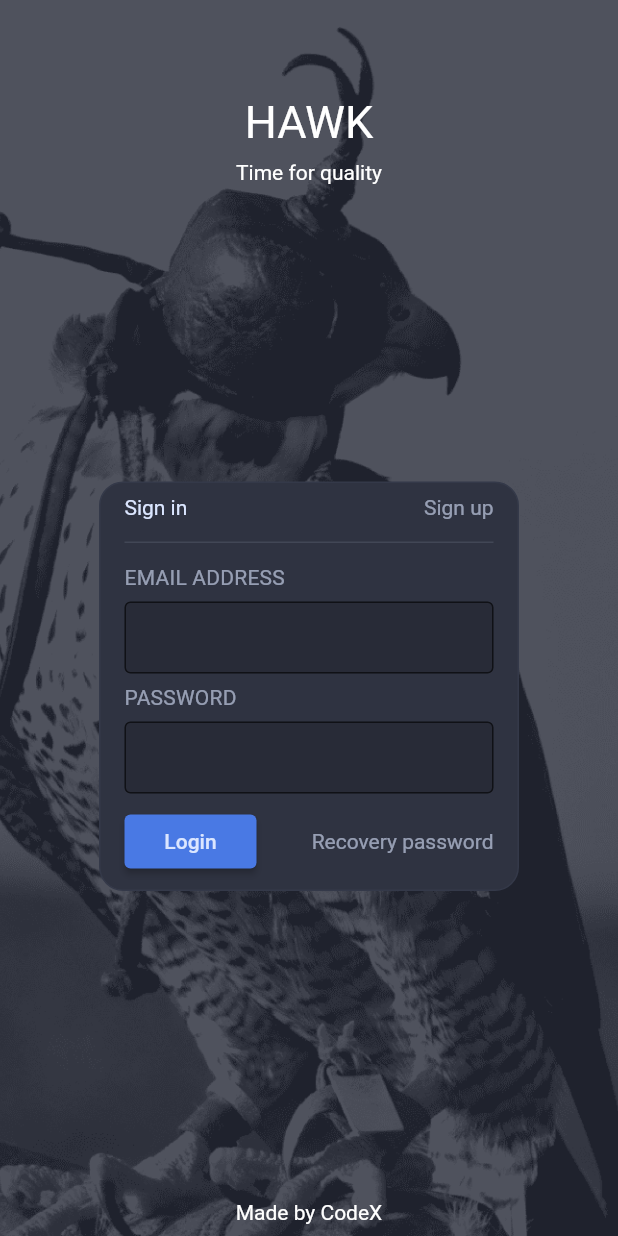
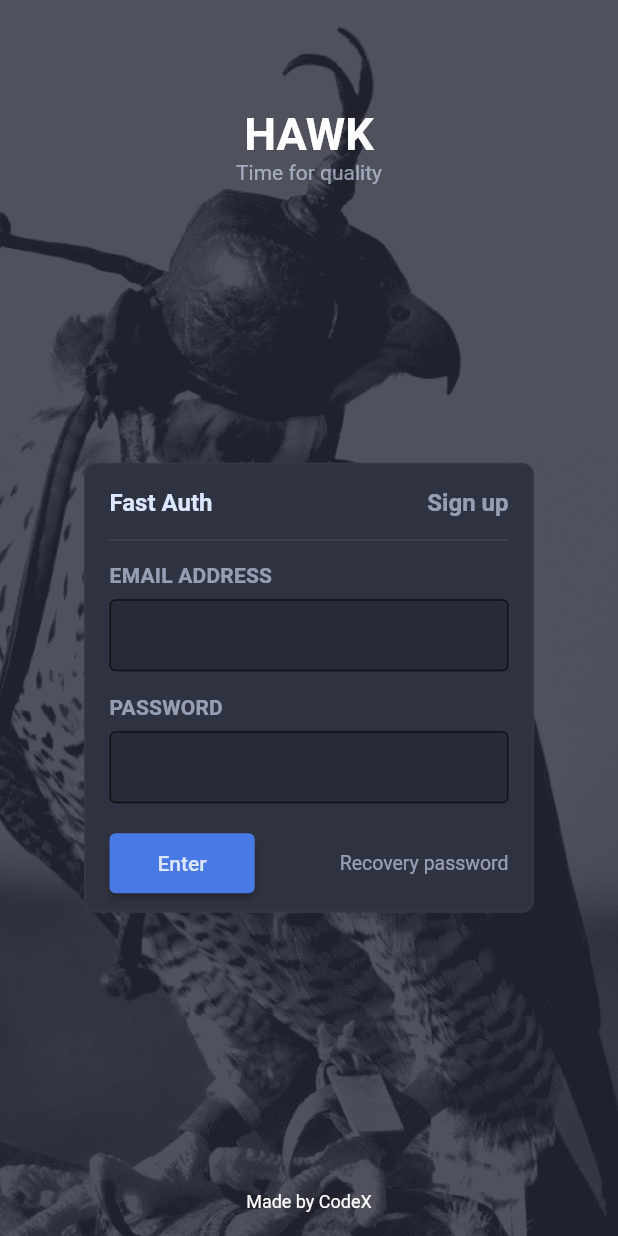
Before and after one commit to ZeroSteps/hawk.flutter, a Flutter app: the screen it shows after launch, on a phone screen of 412 x 824 dp. Run offline on Flutter 3.47's test engine with Material 2 defaults, Android fonts, the phone set to English and light mode, and no system bars; our stand-ins replace shared_preferences.

Commit message:
UI upgrades for auth screen final
some paddings, text colors and weights changed

```diff
--- a/lib/screen/login/auth_controller.dart
+++ b/lib/screen/login/auth_controller.dart
@@ -18,11 +18,11 @@ class _AuthState extends State<AuthWidget> {
   @override
   Widget build(BuildContext context) {
     return ConstrainedBox(
-        constraints: BoxConstraints(maxWidth: 280),
+        constraints: BoxConstraints(maxWidth: 300),
         child: Container(
           padding: EdgeInsets.symmetric(vertical: 8, horizontal: 16),
           decoration: BoxDecoration(
-              borderRadius: BorderRadius.all(Radius.circular(16)),
+              borderRadius: BorderRadius.all(Radius.circular(8)),
               border: Border.fromBorderSide(
                   BorderSide(color: AuthColors.backgroundBorder)),
               color: AuthColors.background),
@@ -35,11 +35,11 @@ class _AuthState extends State<AuthWidget> {
                   margin: EdgeInsets.symmetric(vertical: 15),
                   color: BaseColors.delimiterColor),
               Padding(
-                padding: const EdgeInsets.only(bottom: 0),
+                padding: const EdgeInsets.only(top: 0),
                 child: LabelTextField(text: "Email address"),
               ),
               Padding(
-                padding: const EdgeInsets.symmetric(vertical: 8.0),
+                padding: const EdgeInsets.only(top: 16, bottom: 16),
                 child: LabelTextField(text: "Password"),
               ),
               buildFooter()
@@ -56,13 +56,16 @@ class _AuthState extends State<AuthWidget> {
             color: BaseColors.actionBackground,
             shape: RoundedRectangleBorder(
                 borderRadius: BorderRadius.all(Radius.circular(4))),
-            child: Text("Login",
-                style: TextStyle(color: BaseColors.textFieldColor)),
+            child: Padding(
+              padding: const EdgeInsets.symmetric(horizontal: 16, vertical: 12),
+              child: Text("Enter",
+                  style: TextStyle(color: BaseColors.textFieldColor, fontSize: 14)),
+            ),
             onPressed: () => {}),
         InkWell(
           child: Text(
             "Recovery password",
-            style: TextStyle(color: BaseColors.labelTextColor),
+            style: TextStyle(color: BaseColors.labelTextColor, fontSize: 13),
           ),
         )
       ],
@@ -73,13 +76,20 @@ class _AuthState extends State<AuthWidget> {
     return Row(
       mainAxisAlignment: MainAxisAlignment.spaceBetween,
       children: [
-        Text(
-          "Sign in",
-          style: TextStyle(color: BaseColors.textFieldColor),
+        Padding(
+          padding: const EdgeInsets.fromLTRB(0, 8, 0, 0),
+          child: Text(
+            "Fast Auth",
+            style: TextStyle(color: BaseColors.textFieldColor, fontWeight: FontWeight.bold, fontSize: 16),
+          ),
         ),
         InkWell(
-          child: Text("Sign up",
-              style: TextStyle(color: BaseColors.labelTextColor)),
+          child: Padding(
+            padding: const EdgeInsets.fromLTRB(0, 8, 0, 0),
+            child: Text("Sign up",
+                style:
+                    TextStyle(color: BaseColors.labelTextColor, fontSize: 16,fontWeight: FontWeight.bold)),
+          ),
           onTap: () => {},
         )
       ],
--- a/lib/screen/login/authorization.dart
+++ b/lib/screen/login/authorization.dart
@@ -1,4 +1,5 @@
 import 'package:codex_core/colors/hawk_auth_colors.dart';
+import 'package:codex_core/colors/hawk_base_colors.dart';
 import 'package:codex_hawk/screen/login/auth_controller.dart';
 import 'package:flutter/material.dart';
 
@@ -24,25 +25,26 @@ class _AuthorizationState extends State<AuthorizationPage> {
       child: Column(
         children: <Widget>[
           Padding(
-            padding: const EdgeInsets.fromLTRB(0, 64, 0, 8),
-            child: Text("HAWK",
-                style: TextStyle(color: AuthColors.textColor, fontSize: 30)),
-          ),
-          Padding(
-            padding: const EdgeInsets.all(0),
-            child: Text("Time for quality",
-                style: TextStyle(
-                  color: AuthColors.textColor,
-                )),
+            padding: const EdgeInsets.only(top: 72.0),
+            child: Column(
+              children: [
+                Text("HAWK",
+                    style: TextStyle(color: AuthColors.textColorWhite, fontSize: 30, fontWeight: FontWeight.bold)),
+                Text("Time for quality",
+                    style: TextStyle(
+                      color: BaseColors.labelTextColor,
+                    )),
+              ],
+            ),
           ),
           Expanded(
               child: Container(
             child: Center(child: Container(child: AuthWidget())),
           )),
           Padding(
-            padding: const EdgeInsets.all(8.0),
+            padding: const EdgeInsets.only(bottom: 16.0),
             child: Text("Made by CodeX",
-                style: TextStyle(color: AuthColors.textColor)),
+                style: TextStyle(color: AuthColors.textColorWhite, fontSize: 12)),
           )
         ],
       ),
--- a/packages/codex_core/lib/colors/hawk_auth_colors.dart
+++ b/packages/codex_core/lib/colors/hawk_auth_colors.dart
@@ -3,5 +3,5 @@ import 'package:flutter/material.dart';
 class AuthColors {
   static Color background = Color.fromARGB(0xFF, 0x2f, 0x33, 0x41);
   static Color backgroundBorder = Color.fromARGB(0xff, 0x34, 0x39, 0x49);
-  static Color textColor = Color.fromARGB(0xFF, 0xFF, 0xFF, 0xFF);
+  static Color textColorWhite = Color.fromARGB(0xFF, 0xFF, 0xFF, 0xFF);
 }
--- a/packages/codex_widgets/lib/edit_text/LabelTextField.dart
+++ b/packages/codex_widgets/lib/edit_text/LabelTextField.dart
@@ -25,7 +25,7 @@ class _LabelTextFieldState extends State<LabelTextField> {
           child: Text(
             widget.text.toUpperCase(),
             style:
-                TextStyle(color: BaseColors.labelTextColor, letterSpacing: 0.15),
+                TextStyle(color: BaseColors.labelTextColor, letterSpacing: 0.15, fontWeight: FontWeight.bold),
           ),
         ),
       ),
```
